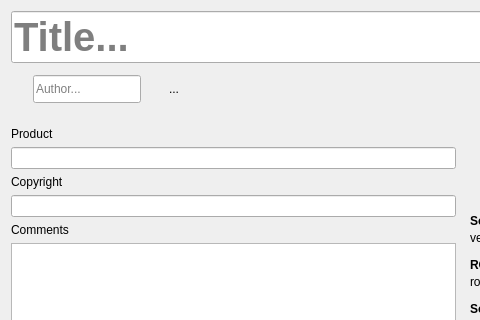
Old version of the form sources/editor/pagesf2.ui in the repository davy7125/polyphone; both pictures show x 0 to 480 and y 0 to 320 of the 615 by 488 pixel window.
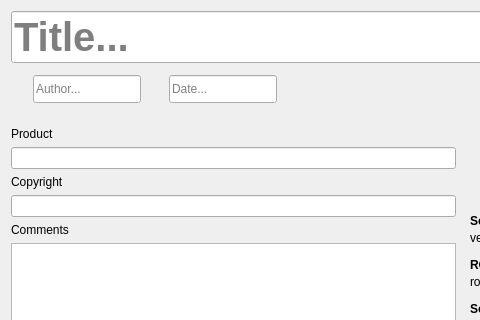
New version of the form. Icons and pictures are not drawn. Custom widgets are drawn as their Qt base class.

Commit message:
Soundfont date editing
Internally a standard date format is used
The interface displays it with the user language
Closes #272

What changed in the file:
```diff
--- a/sources/editor/pagesf2.ui
+++ b/sources/editor/pagesf2.ui
@@ -126,12 +126,30 @@
       </widget>
      </item>
      <item>
-      <widget class="DateEditor" name="dateEditor">
-       <property name="focusPolicy">
-        <enum>Qt::StrongFocus</enum>
+      <widget class="StyledLineEditWithCalendar" name="lineEdit_date">
+       <property name="sizePolicy">
+        <sizepolicy hsizetype="Preferred" vsizetype="Fixed">
+         <horstretch>0</horstretch>
+         <verstretch>0</verstretch>
+        </sizepolicy>
        </property>
-       <property name="text">
-        <string notr="true">...</string>
+       <property name="minimumSize">
+        <size>
+         <width>0</width>
+         <height>28</height>
+        </size>
+       </property>
+       <property name="maximumSize">
+        <size>
+         <width>16777215</width>
+         <height>28</height>
+        </size>
+       </property>
+       <property name="maxLength">
+        <number>255</number>
+       </property>
+       <property name="placeholderText">
+        <string>Date...</string>
        </property>
       </widget>
      </item>
@@ -951,9 +969,9 @@
    <header>styledlineedit.h</header>
   </customwidget>
   <customwidget>
-   <class>DateEditor</class>
-   <extends>QLabel</extends>
-   <header>dateeditor.h</header>
+   <class>StyledLineEditWithCalendar</class>
+   <extends>QLineEdit</extends>
+   <header>styledlineeditwithcalendar.h</header>
   </customwidget>
  </customwidgets>
  <tabstops>
```
Left out of the diff: 68 changed lines with no effect on the pictures. The commit also changes 8 other files.
